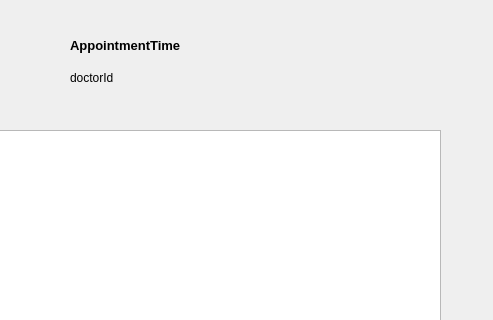
Qt form GroupFour_DoctorsOffice/addappointmentnotedialog.ui (KittimasakBunrat/GroupFour_DoctorsOffice) before a commit; both pictures show x 120 to 613 and y 0 to 320 of the 613 by 465 pixel window.
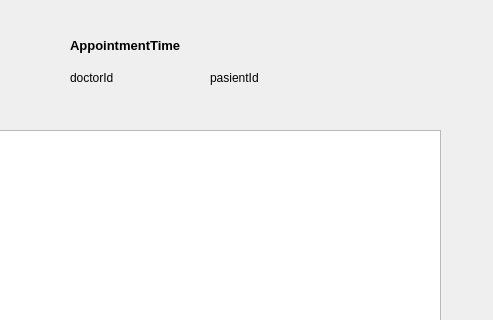
The same form after that commit.

The edit to the form file:
```diff
--- a/GroupFour_DoctorsOffice/addappointmentnotedialog.ui
+++ b/GroupFour_DoctorsOffice/addappointmentnotedialog.ui
@@ -90,6 +90,19 @@
     <string>doctorId</string>
    </property>
   </widget>
+  <widget class="QLabel" name="pasientd_label">
+   <property name="geometry">
+    <rect>
+     <x>330</x>
+     <y>70</y>
+     <width>61</width>
+     <height>16</height>
+    </rect>
+   </property>
+   <property name="text">
+    <string>pasientId</string>
+   </property>
+  </widget>
  </widget>
  <resources/>
  <connections>
```
